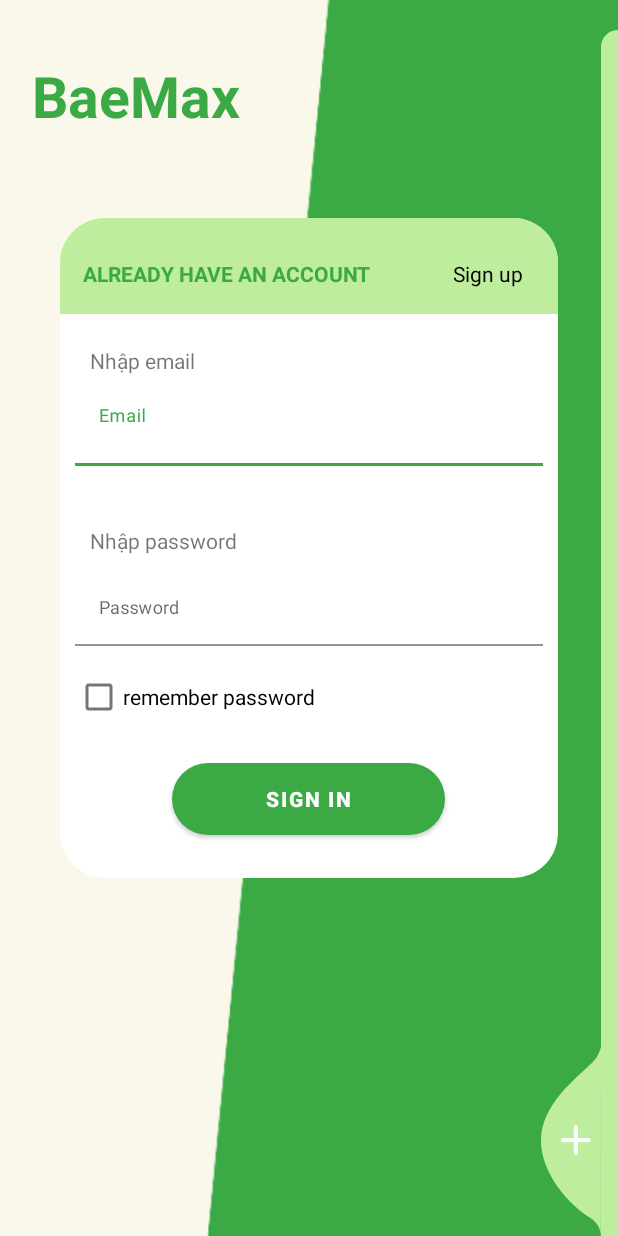
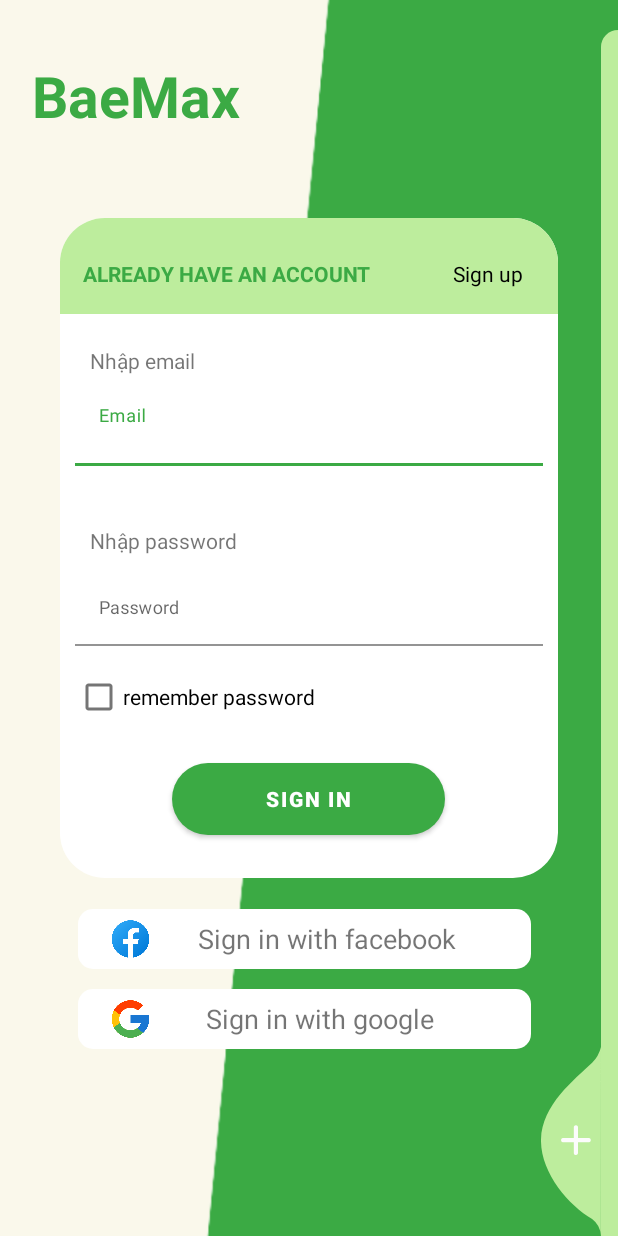
Before and after one commit to baohng/baemax, an Android app: the screen it shows after launch (Login), on a phone screen of 412 x 824 dp. Run offline under Robolectric (Android 15) with nearby library versions, the phone set to English and light mode, and no system bars.

Commit message:
finish login code

```diff
--- a/app/src/main/AndroidManifest.xml
+++ b/app/src/main/AndroidManifest.xml
@@ -14,6 +14,9 @@
         android:theme="@style/Theme.Baemax"
         tools:targetApi="31">
         <activity
+            android:name=".Register"
+            android:exported="false" />
+        <activity
             android:name=".Login"
             android:exported="true">
             <intent-filter>
@@ -22,7 +25,6 @@
                 <category android:name="android.intent.category.LAUNCHER" />
             </intent-filter>
             >
-
         </activity>
     </application>
 
--- a/app/src/main/java/ute/application/baemax/Login.java
+++ b/app/src/main/java/ute/application/baemax/Login.java
@@ -2,7 +2,9 @@ package ute.application.baemax;
 
 import androidx.appcompat.app.AppCompatActivity;
 
+import android.content.Intent;
 import android.os.Bundle;
+import android.view.View;
 
 public class Login extends AppCompatActivity {
 
@@ -11,4 +13,10 @@ public class Login extends AppCompatActivity {
         super.onCreate(savedInstanceState);
         setContentView(R.layout.activity_login);
     }
+
+    public void onLoginClick(View View){
+        startActivity(new Intent(this,Register.class));
+        overridePendingTransition(R.anim.slide_in_right,R.anim.stay);
+
+    }
 }
--- /dev/null
+++ b/app/src/main/java/ute/application/baemax/Register.java
@@ -0,0 +1,14 @@
+package ute.application.baemax;
+
+import androidx.appcompat.app.AppCompatActivity;
+
+import android.os.Bundle;
+
+public class Register extends AppCompatActivity {
+
+    @Override
+    protected void onCreate(Bundle savedInstanceState) {
+        super.onCreate(savedInstanceState);
+        setContentView(R.layout.activity_register);
+    }
+}
--- /dev/null
+++ b/app/src/main/res/anim/slide_in_left.xml
@@ -0,0 +1,4 @@
+<set xmlns:android="http://schemas.android.com/apk/res/android">
+    <translate android:fromXDelta="-100%p" android:toXDelta="0"
+        android:duration="@android:integer/config_mediumAnimTime"/>
+</set>
--- /dev/null
+++ b/app/src/main/res/anim/slide_in_right.xml
@@ -0,0 +1,4 @@
+<set xmlns:android="http://schemas.android.com/apk/res/android">
+    <translate android:fromXDelta="100%p" android:toXDelta="0"
+        android:duration="@android:integer/config_mediumAnimTime"/>
+</set>
--- /dev/null
+++ b/app/src/main/res/anim/stay.xml
@@ -0,0 +1,5 @@
+<?xml version="1.0" encoding="utf-8"?>
+<translate xmlns:android="http://schemas.android.com/apk/res/android"
+    android:duration="@android:integer/config_longAnimTime"
+    android:fromYDelta="0%p"
+    android:toYDelta="0%p" />
--- /dev/null
+++ b/app/src/main/res/drawable/signupwith.xml
@@ -0,0 +1,14 @@
+<?xml version="1.0" encoding="utf-8"?>
+<selector xmlns:android="http://schemas.android.com/apk/res/android">
+    <item>
+        <shape
+            android:shape="rectangle" >
+            <solid android:color="@color/white"/>
+            <stroke android:dashWidth="@dimen/headerTextSize"/>
+            <corners android:topRightRadius="10dp" android:topLeftRadius="10dp" android:bottomLeftRadius="10dp" android:bottomRightRadius="10dp" />
+            <size android:height="40dp" android:width="250dp"/>
+
+        </shape>
+    </item>
+
+</selector>
--- a/app/src/main/res/layout/activity_login.xml
+++ b/app/src/main/res/layout/activity_login.xml
@@ -132,7 +132,10 @@
                 android:layout_gravity="center"
                 android:layout_marginTop="20dp"
                 android:gravity="center"
-                android:text="Sign in" />
+                android:text="Sign in"
+                android:elevation="2dp"
+
+                />
 
 
         </LinearLayout>
@@ -153,7 +156,72 @@
         android:layout_alignParentBottom="true"
         android:layout_marginRight="11dp"
         android:layout_marginBottom="30dp"
-
+        android:onClick="onLoginClick"
         android:src="@drawable/ic_add_img" />
 
+    <LinearLayout
+        android:layout_width="250dp"
+        android:layout_height="40dp"
+        android:layout_alignParentStart="true"
+        android:layout_alignParentTop="true"
+        android:layout_alignParentEnd="true"
+        android:layout_marginStart="52dp"
+        android:layout_marginTop="606dp"
+        android:layout_marginEnd="58dp"
+        android:background="@drawable/signupwith"
+        android:orientation="horizontal">
+
+        <ImageView
+            android:layout_width="30dp"
+            android:layout_height="wrap_content"
+            android:layout_gravity="left"
+            android:src="@drawable/img"
+            android:layout_marginLeft="20dp"
+
+            />
+
+        <TextView
+            android:layout_width="wrap_content"
+            android:layout_height="wrap_content"
+            android:layout_gravity="center"
+            android:layout_marginLeft="30dp"
+            android:gravity="center"
+            android:text="Sign in with facebook"
+            android:textSize="18sp" />
+
+    </LinearLayout>
+
+    <LinearLayout
+        android:layout_width="250dp"
+        android:layout_height="40dp"
+        android:layout_alignParentStart="true"
+        android:layout_alignParentTop="true"
+        android:layout_alignParentEnd="true"
+        android:layout_marginStart="52dp"
+        android:layout_marginTop="659dp"
+        android:layout_marginEnd="58dp"
+        android:background="@drawable/signupwith"
+        android:orientation="horizontal">
+
+        <ImageView
+            android:layout_width="30dp"
+            android:layout_height="wrap_content"
+            android:layout_gravity="left"
+            android:layout_marginLeft="20dp"
+            android:src="@drawable/img_1"
+
+            />
+
+        <TextView
+            android:layout_width="wrap_content"
+            android:layout_height="wrap_content"
+            android:layout_gravity="center"
+            android:layout_marginLeft="35dp"
+            android:gravity="center"
+            android:text="Sign in with google"
+            android:textSize="18sp" />
+
+    </LinearLayout>
+
+
 </RelativeLayout>
--- /dev/null
+++ b/app/src/main/res/layout/activity_register.xml
@@ -0,0 +1,9 @@
+<?xml version="1.0" encoding="utf-8"?>
+<androidx.constraintlayout.widget.ConstraintLayout xmlns:android="http://schemas.android.com/apk/res/android"
+    xmlns:app="http://schemas.android.com/apk/res-auto"
+    xmlns:tools="http://schemas.android.com/tools"
+    android:layout_width="match_parent"
+    android:layout_height="match_parent"
+    tools:context=".Register">
+
+</androidx.constraintlayout.widget.ConstraintLayout>
```
Also changed, not shown: app/src/main/res/drawable-v24/img.png (added), app/src/main/res/drawable-v24/img_1.png (added).
